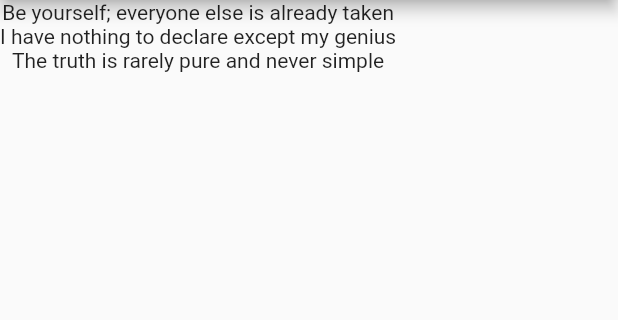
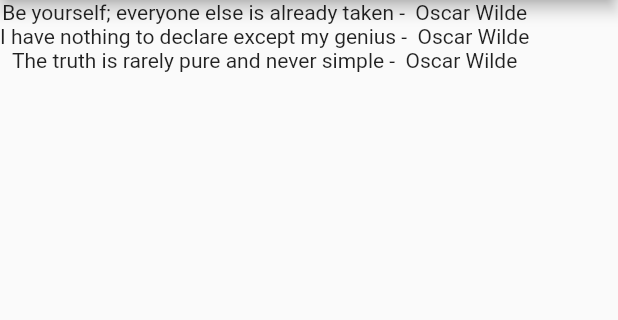
Before and after one commit to chittrakumari/Quotes-Flutter-Project, a Flutter app: the screen it shows after launch, on a phone screen of 412 x 824 dp, the part 84-404 px from its top. Run offline on Flutter 3.47's test engine with Material 2 defaults, Android fonts, the phone set to English and light mode, and no system bars.

Commit message:
Custom Classes & Named Parameters

```diff
--- a/lib/main.dart
+++ b/lib/main.dart
@@ -1,6 +1,7 @@
 
 
   import 'package:flutter/material.dart';
+import 'quote.dart';
 
   void main() => runApp(MaterialApp(
 
@@ -15,10 +16,10 @@
   }
 
   class _QuoteListState extends State<QuoteList> {
-    List<String> quotes=[
-      'Be yourself; everyone else is already taken',
-      'I have nothing to declare except my genius',
-      'The truth is rarely pure and never simple'
+    List<Quote> quotes=[
+      Quote(text:'Be yourself; everyone else is already taken',author:'Oscar Wilde' ),
+      Quote(text:'I have nothing to declare except my genius',author:'Oscar Wilde'),
+      Quote(text:'The truth is rarely pure and never simple',author: 'Oscar Wilde'),
     ];
     Widget build(BuildContext context) {
 
@@ -48,7 +49,7 @@
 
 
         quotes.map((quote){
-      return Text(quote);
+      return Text('${quote.text} -  ${quote.author}');
       }
       ).toList(),
 
--- /dev/null
+++ b/lib/quote.dart
@@ -0,0 +1,25 @@
+class Quote {
+
+  String text;
+  String author;
+
+  /* normal constructor,
+
+    Quote(String author, String text){
+  /   this.text = text;
+  //    this.author = author;
+  //  }
+
+  //  constructor with named parameters
+
+  //  Quote({ String author, String text }){
+  //    this.text = text;
+  //    this.author = author;
+  //  }
+
+  // constructor with named parameters
+  // & automatically assigns named arguments to class properties */
+
+  Quote({ required this.text, required this.author });
+
+}
```
